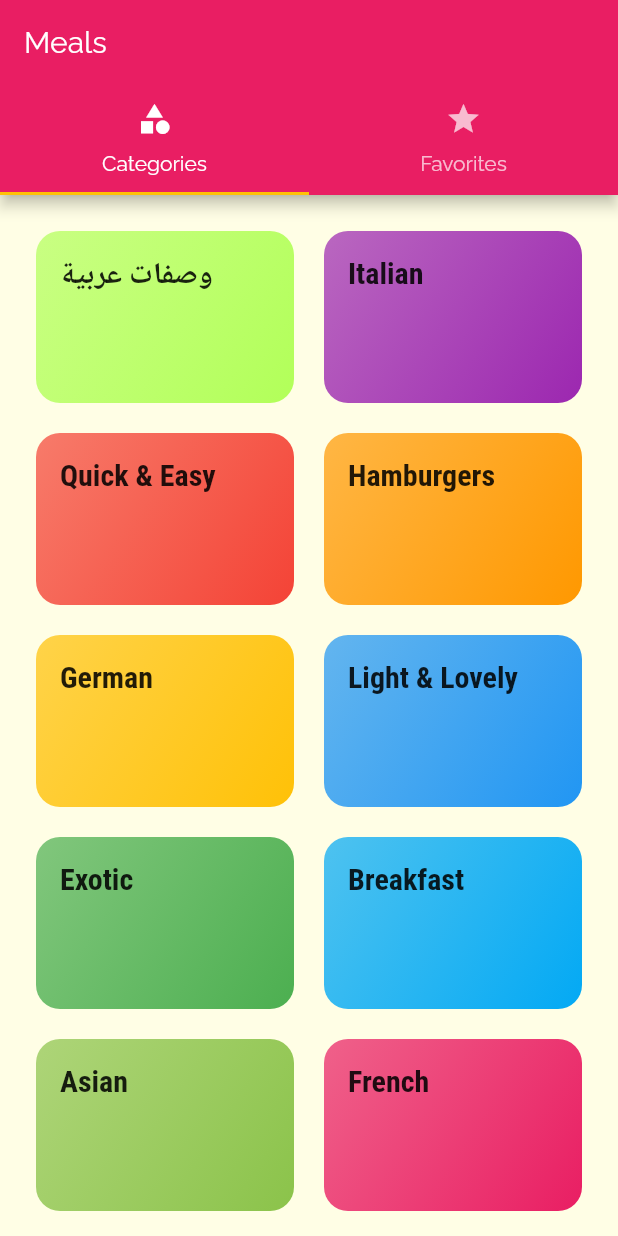
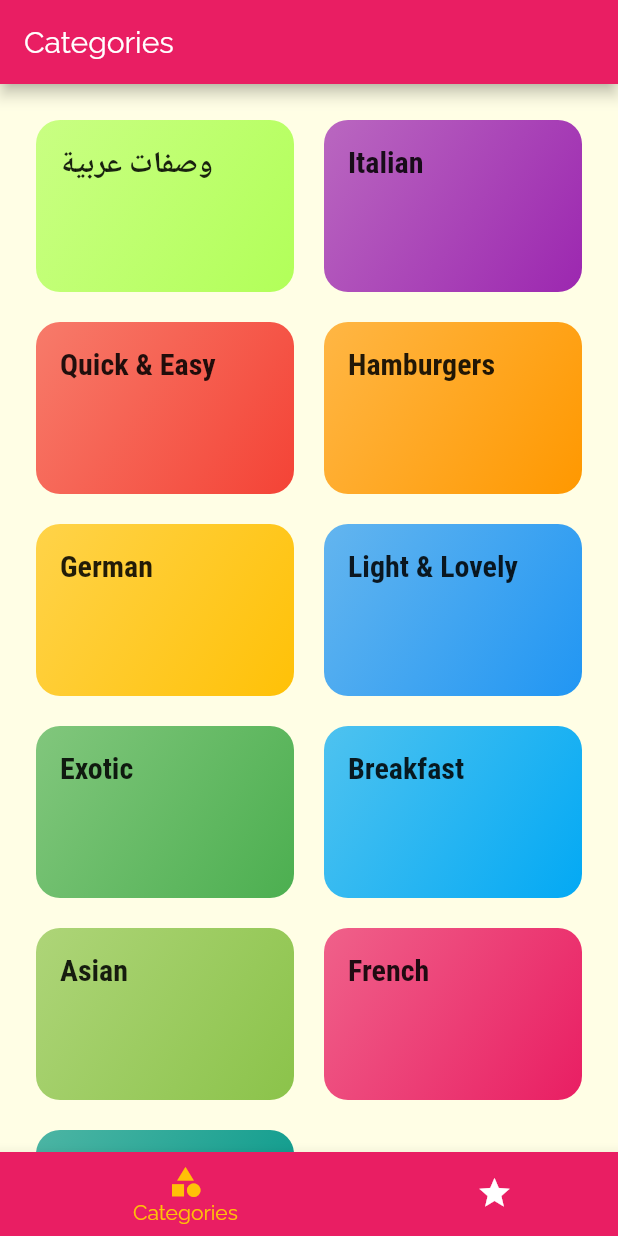
Before and after one commit to EngMo974/meals, a Flutter app: the screen it shows after launch, on a phone screen of 412 x 824 dp. Run offline on Flutter 3.47's test engine with Material 2 defaults, Android fonts, the phone set to English and light mode, and no system bars; missing offline and left inert: cache_image.

```diff
--- a/lib/screens/tabs_screen.dart
+++ b/lib/screens/tabs_screen.dart
@@ -8,33 +8,56 @@ class TabsScreen extends StatefulWidget {
 }
 
 class _TabsScreenState extends State<TabsScreen> {
+  final List<Map<String, Object>> _pages = [
+    {
+      'page': CategoriesScreen(),
+      'title': 'Categories',
+    },
+    {
+      'page': FavoritesScreen(),
+      'title': 'Your Favorites',
+    },
+  ];
+
+  int _selectedPageIndex = 0;
+
+  _selectPage(index) {
+    setState(() {
+      _selectedPageIndex = index;
+    });
+  }
+
   @override
   Widget build(BuildContext context) {
-    return DefaultTabController(
-      child: Scaffold(
-        appBar: AppBar(
-          title: Text('Meals'),
-          bottom: TabBar(
-            tabs: [
-              Tab(
-                icon: Icon(Icons.category),
-                text: 'Categories',
-              ),
-              Tab(
-                icon: Icon(Icons.star),
-                text: 'Favorites',
-              ),
-            ],
+    return Scaffold(
+      appBar: AppBar(
+        title: Text(_pages[_selectedPageIndex]['title']),
+      ),
+      body: _pages[_selectedPageIndex]['page'],
+      bottomNavigationBar: BottomNavigationBar(
+        onTap: _selectPage,
+        items: [
+          BottomNavigationBarItem(
+            backgroundColor: Theme.of(context).primaryColor,
+            icon: Icon(
+              Icons.category,
+            ),
+            title: Text('Categories'),
           ),
-        ),
-        body: TabBarView(
-          children: [
-            CategoriesScreen(),
-            FavoritesScreen(),
-          ],
-        ),
+          BottomNavigationBarItem(
+            backgroundColor: Theme.of(context).primaryColor,
+            icon: Icon(
+              Icons.star,
+            ),
+            title: Text('Favorites'),
+          ),
+        ],
+        backgroundColor: Theme.of(context).primaryColor,
+        unselectedItemColor: Colors.white,
+        selectedItemColor: Theme.of(context).accentColor,
+        currentIndex: _selectedPageIndex,
+        type: BottomNavigationBarType.shifting,
       ),
-      length: 2,
     );
   }
 }
```
